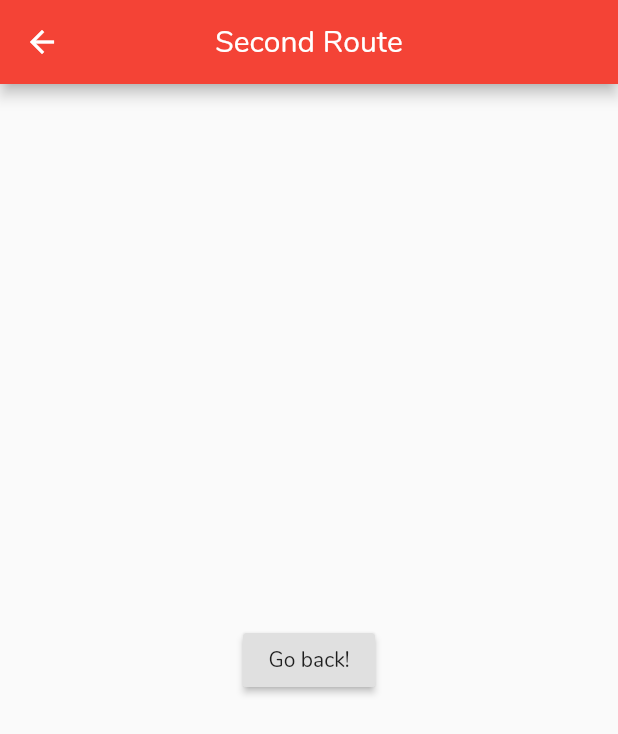
After one commit to ruk91/flutter-posts-app, a Flutter app: the ProfileScreen screen opened directly, on a phone screen of 412 x 824 dp. The commit adds this screen. Shown: the top 734 px of the screen. Run offline on Flutter 3.47's test engine with Material 2 defaults, Android fonts, the phone set to English and light mode, and no system bars; network calls fail.

Commit message:
import another file

```diff
--- /dev/null
+++ b/lib/screens/profile.dart
@@ -0,0 +1,24 @@
+// import 'dart:async';
+// import 'dart:convert';
+
+import 'package:flutter/material.dart';
+// import 'package:http/http.dart' as http;
+class ProfileScreen extends StatelessWidget {
+  @override
+  Widget build(BuildContext context) {
+    return Scaffold(
+      appBar: AppBar(
+        title: Text("Second Route"),
+        centerTitle: true,
+      ),
+      body: Center(
+        child: RaisedButton(
+          onPressed: () {
+            Navigator.pop(context);
+          },
+          child: Text('Go back!'),
+        ),
+      ),
+    );
+  }
+}
```
Also changed, not shown: lib/main.dart (+22 -20 lines).
